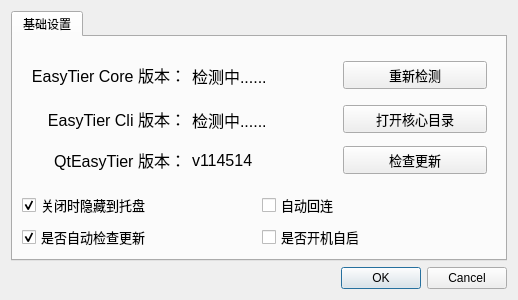
Old version of the form Qt_UI/setting.ui in the repository myqfeng/qt-easy-tier.
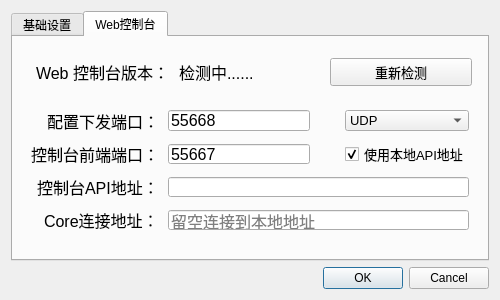
New version of the form. Icons and pictures are not drawn.

What changed in the file:
```diff
--- a/Qt_UI/setting.ui
+++ b/Qt_UI/setting.ui
@@ -6,7 +6,7 @@
    <rect>
     <x>0</x>
     <y>0</y>
-    <width>518</width>
+    <width>500</width>
     <height>300</height>
    </rect>
   </property>
@@ -27,14 +27,14 @@
    <item>
     <widget class="QTabWidget" name="tabWidget">
      <property name="currentIndex">
-      <number>0</number>
+      <number>1</number>
      </property>
      <widget class="QWidget" name="tab">
       <attribute name="title">
        <string>基础设置</string>
       </attribute>
       <layout class="QVBoxLayout" name="verticalLayout_2">
-       <item>
+       <item alignment="Qt::AlignmentFlag::AlignTop">
         <widget class="QWidget" name="formWidget" native="true">
          <property name="font">
           <font>
@@ -254,6 +254,259 @@
        </item>
       </layout>
      </widget>
+     <widget class="QWidget" name="tab_2">
+      <attribute name="title">
+       <string>Web控制台</string>
+      </attribute>
+      <layout class="QGridLayout" name="gridLayout_4">
+       <item row="0" column="0" alignment="Qt::AlignmentFlag::AlignTop">
+        <widget class="QWidget" name="gridWidget" native="true">
+         <layout class="QGridLayout" name="gridLayout_3">
+          <property name="leftMargin">
+           <number>6</number>
+          </property>
+          <property name="topMargin">
+           <number>12</number>
+          </property>
+          <property name="rightMargin">
+           <number>6</number>
+          </property>
+          <property name="bottomMargin">
+           <number>9</number>
+          </property>
+          <property name="horizontalSpacing">
+           <number>9</number>
+          </property>
+          <property name="verticalSpacing">
+           <number>12</number>
+          </property>
+          <item row="1" column="0" alignment="Qt::AlignmentFlag::AlignRight">
+           <widget class="QLabel" name="label_5">
+            <property name="font">
+             <font>
+              <pointsize>12</pointsize>
+             </font>
+            </property>
+            <property name="text">
+             <string>Web 控制台版本：</string>
+            </property>
+           </widget>
+          </item>
+          <item row="1" column="1">
+           <widget class="QLabel" name="webVerBtn">
+            <property name="font">
+             <font>
+              <pointsize>12</pointsize>
+             </font>
+            </property>
+            <property name="text">
+             <string>检测中......</string>
+            </property>
+           </widget>
+          </item>
+          <item row="1" column="2">
+           <widget class="QPushButton" name="detectWebBtn">
+            <property name="font">
+             <font>
+              <pointsize>10</pointsize>
+             </font>
+            </property>
+            <property name="text">
+             <string>重新检测</string>
+            </property>
+           </widget>
+          </item>
+         </layout>
+        </widget>
+       </item>
+       <item row="1" column="0">
+        <widget class="QWidget" name="gridWidget_2" native="true">
+         <layout class="QGridLayout" name="gridLayout_5">
+          <property name="leftMargin">
+           <number>9</number>
+          </property>
+          <property name="topMargin">
+           <number>9</number>
+          </property>
+          <property name="rightMargin">
+           <number>9</number>
+          </property>
+          <property name="bottomMargin">
+           <number>20</number>
+          </property>
+          <property name="horizontalSpacing">
+           <number>9</number>
+          </property>
+          <property name="verticalSpacing">
+           <number>13</number>
+          </property>
+          <item row="0" column="2" alignment="Qt::AlignmentFlag::AlignLeft">
+           <widget class="QLineEdit" name="confSendEdit">
+            <property name="sizePolicy">
+             <sizepolicy hsizetype="Expanding" vsizetype="Preferred">
+              <horstretch>0</horstretch>
+              <verstretch>0</verstretch>
+             </sizepolicy>
+            </property>
+            <property name="font">
+             <font>
+              <pointsize>12</pointsize>
+             </font>
+            </property>
+            <property name="text">
+             <string>55668</string>
+            </property>
+           </widget>
+          </item>
+          <item row="1" column="1" alignment="Qt::AlignmentFlag::AlignRight">
+           <widget class="QLabel" name="label_7">
+            <property name="font">
+             <font>
+              <pointsize>12</pointsize>
+             </font>
+            </property>
+            <property name="text">
+             <string>控制台前端端口：</string>
+            </property>
+           </widget>
+          </item>
+          <item row="0" column="4">
+           <widget class="QComboBox" name="configProtocolBox">
+            <property name="font">
+             <font>
+              <pointsize>10</pointsize>
+             </font>
+            </property>
+            <item>
+             <property name="text">
+              <string>UDP</string>
+             </property>
+            </item>
+            <item>
+             <property name="text">
+              <string>TCP</string>
+             </property>
+            </item>
+            <item>
+             <property name="text">
+              <string>WebSocket</string>
+             </property>
+            </item>
+           </widget>
+          </item>
+          <item row="2" column="2" colspan="3">
+           <widget class="QLineEdit" name="apiAddrEdit">
+            <property name="sizePolicy">
+             <sizepolicy hsizetype="Expanding" vsizetype="Preferred">
+              <horstretch>0</horstretch>
+              <verstretch>0</verstretch>
+             </sizepolicy>
+            </property>
+            <property name="font">
+             <font>
+              <pointsize>12</pointsize>
+             </font>
+            </property>
+           </widget>
+          </item>
+          <item row="0" column="1" alignment="Qt::AlignmentFlag::AlignRight">
+           <widget class="QLabel" name="label_9">
+            <property name="font">
+             <font>
+              <pointsize>12</pointsize>
+             </font>
+            </property>
+            <property name="text">
+             <string>配置下发端口：</string>
+            </property>
+           </widget>
+          </item>
+          <item row="1" column="2" alignment="Qt::AlignmentFlag::AlignLeft">
+           <widget class="QLineEdit" name="webPageEdit">
+            <property name="sizePolicy">
+             <sizepolicy hsizetype="Fixed" vsizetype="Preferred">
+              <horstretch>0</horstretch>
+              <verstretch>0</verstretch>
+             </sizepolicy>
+            </property>
+            <property name="maximumSize">
+             <size>
+              <width>400</width>
+              <height>16777215</height>
+             </size>
+            </property>
+            <property name="font">
+             <font>
+              <pointsize>12</pointsize>
+             </font>
+            </property>
+            <property name="text">
+             <string>55667</string>
+            </property>
+           </widget>
+          </item>
+          <item row="2" column="1" alignment="Qt::AlignmentFlag::AlignRight">
+           <widget class="QLabel" name="label_8">
+            <property name="font">
+             <font>
+              <pointsize>12</pointsize>
+             </font>
+            </property>
+            <property name="text">
+             <string>控制台API地址：</string>
+            </property>
+           </widget>
+          </item>
+          <item row="1" column="4" alignment="Qt::AlignmentFlag::AlignHCenter">
+           <widget class="QCheckBox" name="isUseLocalApiBox">
+            <property name="font">
+             <font>
+              <pointsize>10</pointsize>
+             </font>
+            </property>
+            <property name="text">
+             <string>使用本地API地址</string>
+            </property>
+            <property name="checked">
+             <bool>true</bool>
+            </property>
+           </widget>
+          </item>
+          <item row="3" column="1" alignment="Qt::AlignmentFlag::AlignRight">
+           <widget class="QLabel" name="label_6">
+            <property name="font">
+             <font>
+              <pointsize>12</pointsize>
+             </font>
+            </property>
+            <property name="text">
+             <string>Core连接地址：</string>
+            </property>
+           </widget>
+          </item>
+          <item row="3" column="2" colspan="3">
+           <widget class="QLineEdit" name="coreConnectAddrEdit">
+            <property name="font">
+             <font>
+              <pointsize>12</pointsize>
+             </font>
+            </property>
+            <property name="statusTip">
+             <string/>
+            </property>
+            <property name="inputMask">
+             <string/>
+            </property>
+            <property name="placeholderText">
+             <string>留空连接到本地地址</string>
+            </property>
+           </widget>
+          </item>
+         </layout>
+        </widget>
+       </item>
+      </layout>
+     </widget>
     </widget>
    </item>
    <item>
```
